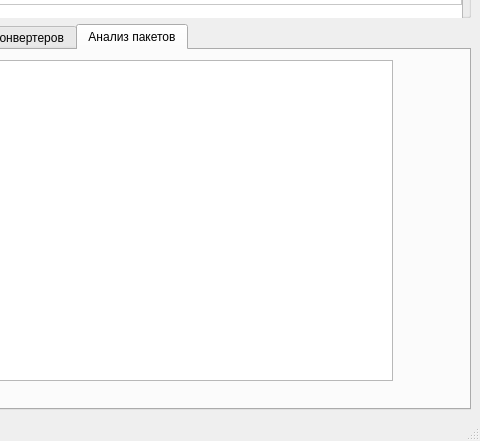
Qt form mainwindow.ui (Gambityasha/KPA_BSWV) before a commit; both pictures show x 796 to 1276 and y 242 to 683 of the 1276 by 683 pixel window.
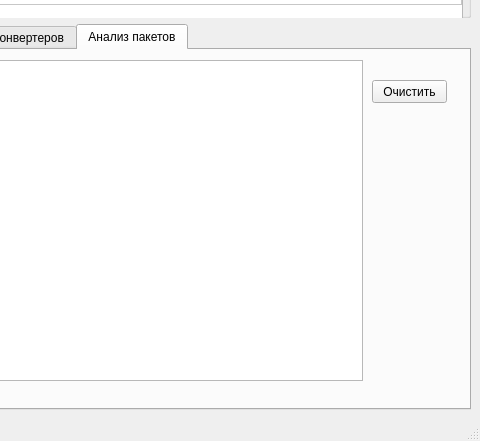
The same form after that commit. The open tabs and pages were chosen to show the change. Icons and pictures are not drawn.

Diff of the .ui file:
```diff
--- a/mainwindow.ui
+++ b/mainwindow.ui
@@ -1029,11 +1029,24 @@
          <rect>
           <x>20</x>
           <y>10</y>
-          <width>841</width>
+          <width>811</width>
           <height>321</height>
          </rect>
         </property>
        </widget>
+       <widget class="QPushButton" name="pushButton_2">
+        <property name="geometry">
+         <rect>
+          <x>840</x>
+          <y>30</y>
+          <width>75</width>
+          <height>23</height>
+         </rect>
+        </property>
+        <property name="text">
+         <string>Очистить</string>
+        </property>
+       </widget>
       </widget>
      </widget>
     </item>
```
Left out of the diff: 2 changed lines with no effect on the pictures.
